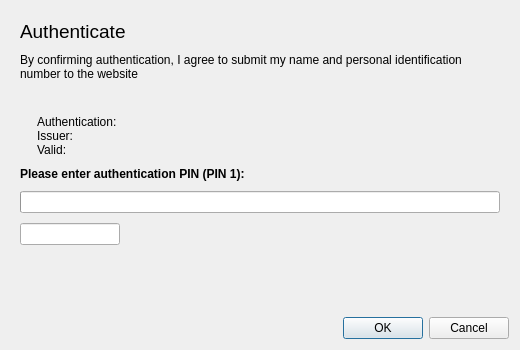
Qt form src/ui/dialog.ui (web-eid/web-eid-app) before a commit.
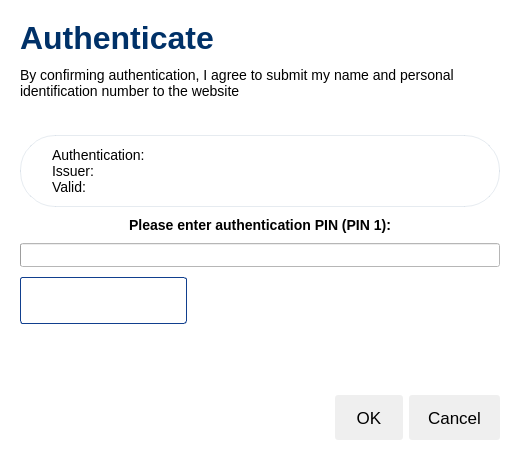
The same form after that commit. The open tabs and pages were chosen to show the change. Icons and pictures are not drawn.

```diff
--- a/src/ui/dialog.ui
+++ b/src/ui/dialog.ui
@@ -7,13 +7,78 @@
     <x>0</x>
     <y>0</y>
     <width>520</width>
-    <height>350</height>
+    <height>460</height>
    </rect>
   </property>
   <property name="windowTitle">
    <string notr="true">Web eID</string>
   </property>
+  <property name="styleSheet">
+   <string notr="true">QWidget {
+background-color: white;
+font-size: 14px;
+}
+QPushButton {
+font-size: 17px;
+border: 0px;
+border-radius: 3px;
+height: 45px;
+padding-left: 19px;
+padding-right: 19px;
+min-width: 30px;
+background-color: #EFEFEF;
+}
+QPushButton::hover, QPushButton::focus {
+background-color: #DEDEDE;
+}
+#page1TitleLabel , #page2TitleLabel, #page3TitleLabel, #page4TitleLabel {
+color: #003168;
+font-size: 32px;
+font-weight: bold;
+}
+#smartCardErrorLabel {
+border: 1px solid rgba(240,78,35,0.1);
+border-radius: 3px;
+padding: 10px;
+color: #F04E23;
+}
+#selectCertificateInfoLabel, #authenticateCertificateInfoLabel, #signCertificateInfoLabel {
+border: 1px solid rgba(0,49,104,0.1);
+border-radius: 35px;
+min-height: 70px;
+padding: 0px 20px 0px 28px;
+}
+#authenticationPinInput, #signingPinInput {
+border: 1px solid #113F8E;
+border-radius: 3px;
+min-width: 165px;
+min-height: 45px;
+max-width: 165px;
+max-height: 45px;
+font-size: 20px;
+font-weight: bold;
+}
+#authenticationPinErrorLabel, #signingPinErrorLabel {
+color: #F04E23;
+}
+#selectCertificateOriginLabel, #authenticateOriginLabel, #signOriginLabel {
+color: #003168;
+font-weight: bold;
+}</string>
+  </property>
   <layout class="QVBoxLayout" name="verticalLayout_2">
+   <property name="leftMargin">
+    <number>20</number>
+   </property>
+   <property name="topMargin">
+    <number>20</number>
+   </property>
+   <property name="rightMargin">
+    <number>20</number>
+   </property>
+   <property name="bottomMargin">
+    <number>20</number>
+   </property>
    <item>
     <widget class="QStackedWidget" name="pageStack">
      <property name="currentIndex">
@@ -235,13 +300,20 @@
        <property name="spacing">
         <number>10</number>
        </property>
+       <property name="leftMargin">
+        <number>0</number>
+       </property>
+       <property name="topMargin">
+        <number>0</number>
+       </property>
+       <property name="rightMargin">
+        <number>0</number>
+       </property>
+       <property name="bottomMargin">
+        <number>0</number>
+       </property>
        <item>
         <widget class="QLabel" name="page3TitleLabel">
-         <property name="font">
-          <font>
-           <pointsize>14</pointsize>
-          </font>
-         </property>
          <property name="focusPolicy">
           <enum>Qt::TabFocus</enum>
          </property>
@@ -268,30 +340,10 @@
          <property name="focusPolicy">
           <enum>Qt::TabFocus</enum>
          </property>
-         <property name="styleSheet">
-          <string notr="true">font-weight: bold</string>
-         </property>
-         <property name="alignment">
-          <set>Qt::AlignCenter</set>
-         </property>
         </widget>
-       </item>
-       <item>
-        <layout class="QHBoxLayout" name="page3HorizontalLayout1">
-         <property name="spacing">
-          <number>10</number>
-         </property>
-         <item>
-          <widget class="QLabel" name="authenticateElectronicIdIcon"/>
          </item>
          <item>
           <widget class="QLabel" name="authenticateCertificateInfoLabel">
-           <property name="sizePolicy">
-            <sizepolicy hsizetype="Expanding" vsizetype="Preferred">
-             <horstretch>0</horstretch>
-             <verstretch>0</verstretch>
-            </sizepolicy>
-           </property>
            <property name="focusPolicy">
             <enum>Qt::TabFocus</enum>
            </property>
@@ -304,13 +356,12 @@
             <bool>true</bool>
            </property>
           </widget>
-         </item>
-        </layout>
        </item>
        <item>
         <widget class="QLabel" name="authenticationPinTitleLabel">
          <property name="font">
           <font>
+           <pointsize>-1</pointsize>
            <weight>75</weight>
            <bold>true</bold>
           </font>
@@ -318,6 +369,9 @@
          <property name="text">
           <string>Please enter authentication PIN (PIN 1):</string>
          </property>
+         <property name="alignment">
+          <set>Qt::AlignCenter</set>
+         </property>
          <property name="buddy">
           <cstring>authenticationPinInput</cstring>
          </property>
@@ -331,15 +385,7 @@
         </widget>
        </item>
        <item>
-        <layout class="QHBoxLayout" name="page3HorizontalLayout2">
-         <item>
           <widget class="QLineEdit" name="authenticationPinInput">
-           <property name="maximumSize">
-            <size>
-             <width>100</width>
-             <height>16777215</height>
-            </size>
-           </property>
            <property name="maxLength">
             <number>12</number>
            </property>
@@ -353,12 +399,10 @@
            <property name="focusPolicy">
             <enum>Qt::TabFocus</enum>
            </property>
-           <property name="styleSheet">
-            <string notr="true">color: darkred</string>
-           </property>
-          </widget>
-         </item>
-        </layout>
+         <property name="alignment">
+          <set>Qt::AlignCenter</set>
+         </property>
+        </widget>
        </item>
        <item>
         <spacer name="page3VerticalSpacer">
```
Left out of the diff: 137 changed lines with no effect on the pictures. Lines whose indentation alone changed are shown as unchanged.
